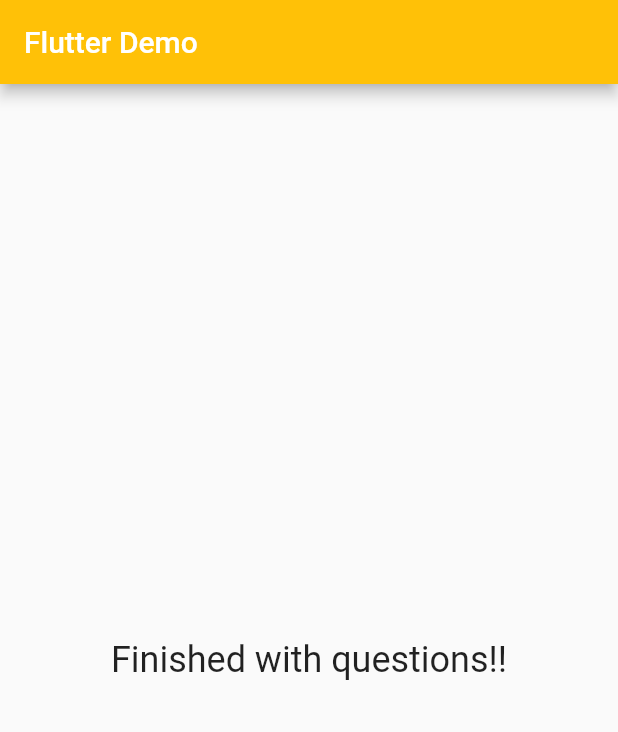
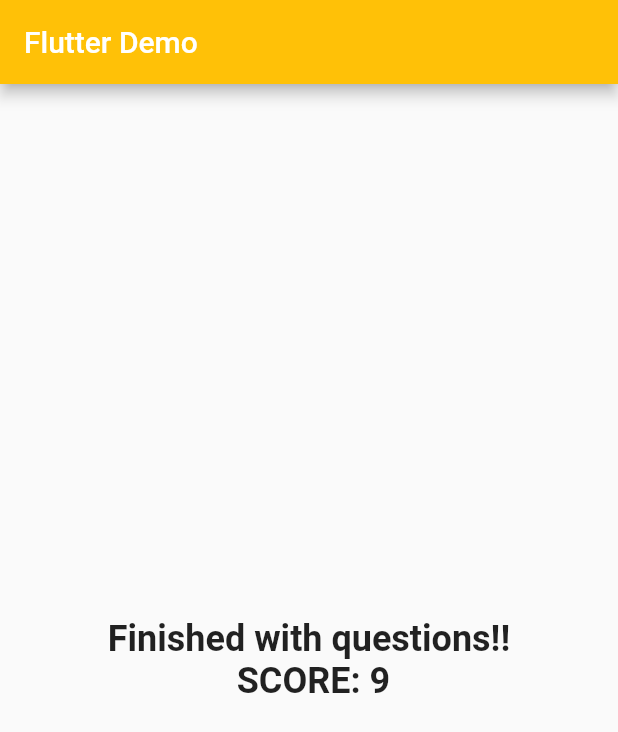
Before and after one commit to chitrank2050/QnA-App, a Flutter app: the screen it shows after launch, after a tap on "Black", after a tap on "Rabbit", after a tap on "Jin", on a phone screen of 412 x 824 dp. Shown: the top 732 px of the screen. Run offline on Flutter 3.47's test engine with Material 2 defaults, Android fonts, the phone set to English and light mode, and no system bars.

Commit message:
Added Score Value

```diff
--- a/lib/main.dart
+++ b/lib/main.dart
@@ -25,25 +25,42 @@ class _MyHomePage extends StatefulWidget {
 
 class __MyHomePageState extends State<_MyHomePage> {
   var _questionIndex = 0;
+  var _totalScore = 0;
 
   bool done = false;
 
   final _questions = const [
     {
       'Q': 'What\'s your favourite color?',
-      'A': ['Black', 'Red', 'Green', 'White'],
+      'A': [
+        {'text': 'Black', 'score': 4},
+        {'text': 'Red', 'score': 3},
+        {'text': 'Green', 'score': 2},
+        {'text': 'White', 'score': 1}
+      ],
     },
     {
       'Q': 'What\'s your favourite animal?',
-      'A': ['Deer', 'Rabbit', 'Elephant', 'Lion'],
+      'A': [
+        {'text': 'Deer', 'score': 4},
+        {'text': 'Rabbit', 'score': 3},
+        {'text': 'Elephant', 'score': 2},
+        {'text': 'Lion', 'score': 1}
+      ],
     },
     {
       'Q': 'Who\'s your favourite instructor?',
-      'A': ['Max', 'Dany', 'Jin', 'Spencer'],
+      'A': [
+        {'text': 'Max', 'score': 4},
+        {'text': 'Dany', 'score': 3},
+        {'text': 'Jin', 'score': 2},
+        {'text': 'Tim', 'score': 1},
+      ],
     },
   ];
 
-  void _answerQuestion() {
+  void _answerQuestion(int score) {
+    _totalScore += score;
     setState(() {
       _questionIndex += 1;
     });
@@ -62,7 +79,7 @@ class __MyHomePageState extends State<_MyHomePage> {
               index: _questionIndex,
               questions: _questions,
             )
-          : Result(),
+          : Result(_totalScore),
     );
   }
 }
--- a/lib/quiz.dart
+++ b/lib/quiz.dart
@@ -20,8 +20,11 @@ class Quiz extends StatelessWidget {
       mainAxisAlignment: MainAxisAlignment.center,
       children: <Widget>[
         Question(questions[index]['Q']),
-        ...(questions[index]['A'] as List<String>)
-            .map((e) => Answer(e, answerQuestion))
+        ...(questions[index]['A'] as List<Map<String, Object>>)
+            .map((e) => Answer(
+                  e['text'],
+                  () => answerQuestion(e['score']),
+                ))
             .toList(),
       ],
     );
--- a/lib/result.dart
+++ b/lib/result.dart
@@ -1,12 +1,24 @@
 import 'package:flutter/material.dart';
 
 class Result extends StatelessWidget {
+  final int score;
+
+  String get resultPhrase {
+    return 'Finished with questions!! \n SCORE: $score';
+  }
+
+  Result(this.score);
+
   @override
   Widget build(BuildContext context) {
     return Center(
       child: Text(
-        'Finished with questions!!',
-        style: TextStyle(fontSize: 24),
+        resultPhrase,
+        textAlign: TextAlign.center,
+        style: TextStyle(
+          fontSize: 24,
+          fontWeight: FontWeight.bold,
+        ),
       ),
     );
   }
```
